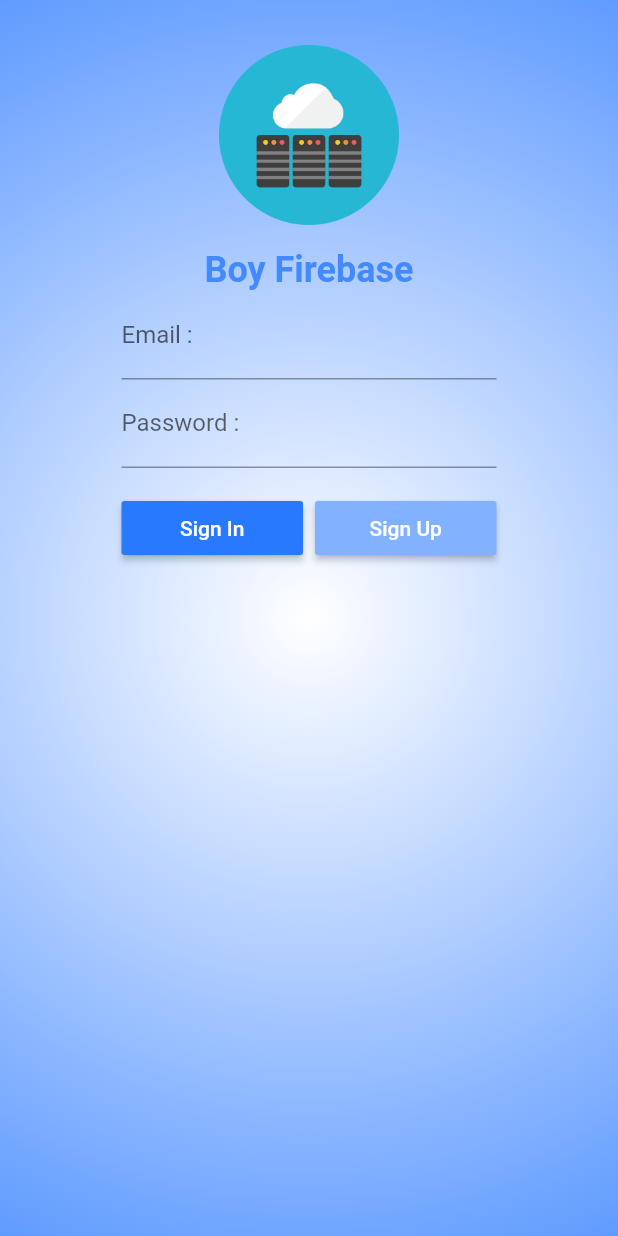
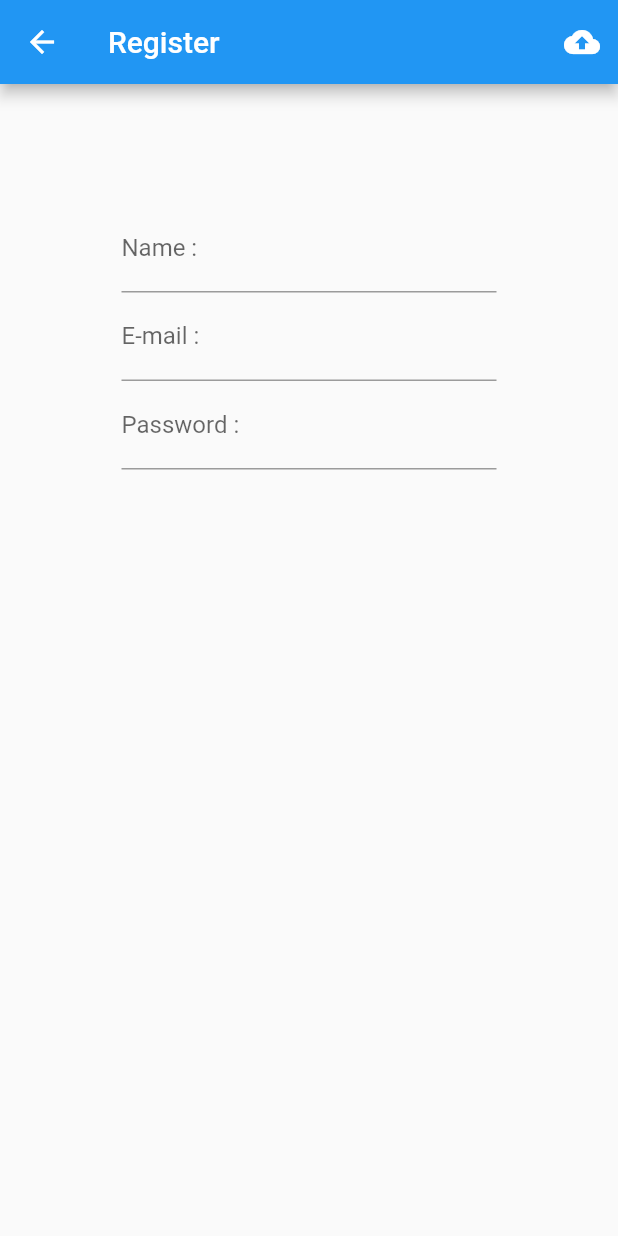
Before and after one commit to Likhit-P101/NongKlomFirebase, a Flutter app: the screen it shows after launch, after a tap on "Sign Up", on a phone screen of 412 x 824 dp. Run offline on Flutter 3.47's test engine with Material 2 defaults, Android fonts, the phone set to English and light mode, and no system bars.

Commit message:
Design UI Register

```diff
--- a/lib/screens/authen.dart
+++ b/lib/screens/authen.dart
@@ -1,5 +1,6 @@
 import 'package:flutter/material.dart';
 import 'package:flutter/rendering.dart';
+import 'package:nongklomfirebase/screens/register.dart';
 
 class Authen extends StatefulWidget {
   @override
@@ -77,7 +78,7 @@ class _AuthenState extends State<Authen> {
     );
   }
 
-  Widget signUp() {
+  Widget signUp(BuildContext context) {
     return Expanded(
       child: RaisedButton(
         color: Colors.blueAccent[100],
@@ -85,7 +86,12 @@ class _AuthenState extends State<Authen> {
           'Sign Up',
           style: TextStyle(color: Colors.white),
         ),
-        onPressed: () {},
+        onPressed: () {
+          print('Click Sign Up');
+          var registerRoute =
+              MaterialPageRoute(builder: (BuildContext context) => Register());
+              Navigator.of(context).push(registerRoute);
+        },
       ),
     );
   }
@@ -114,7 +120,7 @@ class _AuthenState extends State<Authen> {
               alignment: Alignment(0, -1),
               width: 250.0,
               child: Row(
-                children: <Widget>[signIn(), space(), signUp()],
+                children: <Widget>[signIn(), space(), signUp(context)],
               ),
             ),
           ],
--- /dev/null
+++ b/lib/screens/register.dart
@@ -0,0 +1,82 @@
+import 'package:flutter/material.dart';
+
+class Register extends StatefulWidget {
+  @override
+  _RegisterState createState() => _RegisterState();
+}
+
+class _RegisterState extends State<Register> {
+  Widget space() {
+    //ทำเป็นช่องว่างแล้วนำไปแทรกตาม
+    return SizedBox(
+      height: 16.0,
+      width: 8.0,
+    );
+  }
+
+  Widget uploadButton() {
+    return IconButton(
+      icon: Icon(Icons.cloud_upload),
+      onPressed: () {},
+    );
+  }
+
+  Widget nameTextFormField() {
+    return Container(
+      alignment: Alignment(0, -1),
+      child: Container(
+        width: 250.0,
+        child: TextFormField(
+          decoration: InputDecoration(labelText: 'Name :', hintText: 'Request'),
+        ),
+      ),
+    );
+  }
+
+  Widget emailTextFormField() {
+    return Container(
+      alignment: Alignment(0, -1),
+      child: Container(
+        width: 250.0,
+        child: TextFormField(
+          decoration:
+              InputDecoration(labelText: 'E-mail :', hintText: 'Request'),
+        ),
+      ),
+    );
+  }
+
+  Widget passwordTextFormField() {
+    return Container(
+      alignment: Alignment(0, -1),
+      child: Container(
+        width: 250.0,
+        child: TextFormField(
+          decoration:
+              InputDecoration(labelText: 'Password :', hintText: 'Request'),
+        ),
+      ),
+    );
+  }
+
+  @override
+  Widget build(BuildContext context) {
+    return Scaffold(
+      resizeToAvoidBottomPadding: false,
+      appBar: AppBar(
+        title: Text('Register'),
+        actions: <Widget>[uploadButton()],
+      ),
+      body: Container(
+          padding: EdgeInsets.only(top: 80.0),
+          alignment: Alignment(0, -1),
+          child: Column(
+            children: <Widget>[
+              nameTextFormField(),
+              emailTextFormField(),
+              passwordTextFormField(),
+            ],
+          )),
+    );
+  }
+}
```
